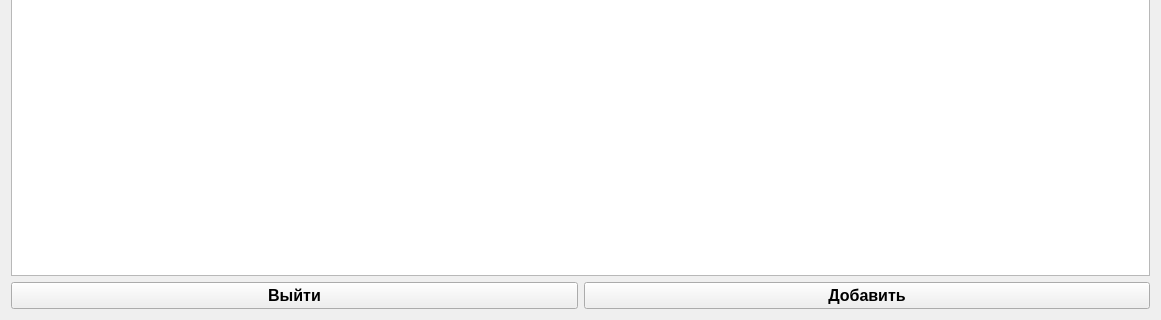
Old version of the form World_time_add_dialog.ui in the repository isva1960/World_time; both pictures show x 0 to 1161 and y 339 to 659 of the 1161 by 659 pixel window.
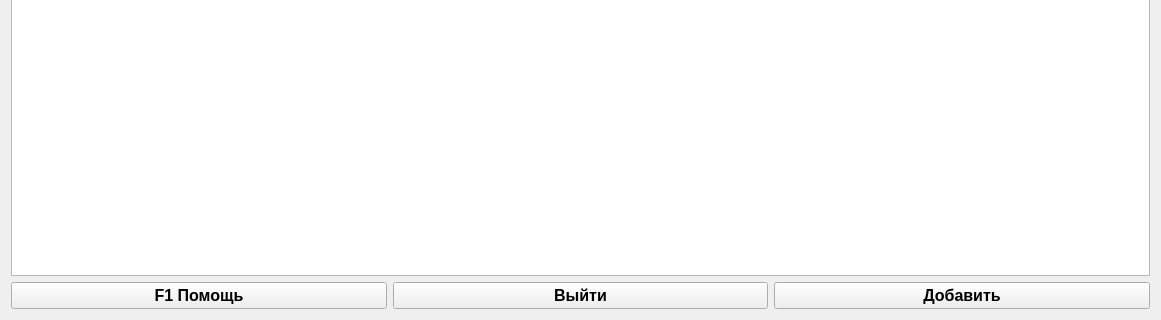
New version of the form. Icons and pictures are not drawn.

Patch:
```diff
--- a/World_time_add_dialog.ui
+++ b/World_time_add_dialog.ui
@@ -22,6 +22,12 @@
     <height>659</height>
    </size>
   </property>
+  <property name="font">
+   <font>
+    <pointsize>12</pointsize>
+    <bold>true</bold>
+   </font>
+  </property>
   <property name="windowTitle">
    <string>Добавление населенного пункта</string>
   </property>
@@ -151,6 +157,16 @@
    </item>
    <item>
     <layout class="QHBoxLayout" name="horizontalLayout_3">
+     <item>
+      <widget class="QPushButton" name="help_button">
+       <property name="text">
+        <string>F1 Помощь</string>
+       </property>
+       <property name="shortcut">
+        <string>F1</string>
+       </property>
+      </widget>
+     </item>
      <item>
       <widget class="QPushButton" name="exit_button">
        <property name="font">
```
